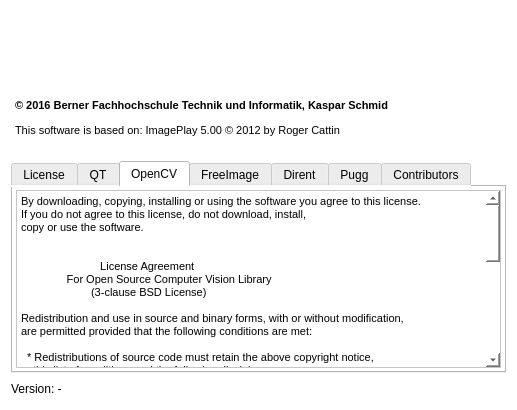
Qt form ImagePlay/ui/AboutWindow.ui (cpvrlab/ImagePlay) before a commit.
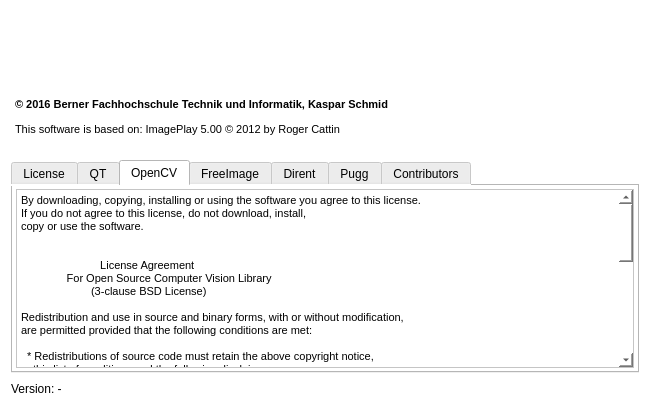
The same form after that commit. The open tabs and pages were chosen to show the change. Icons and pictures are not drawn.

Diff of the .ui file:
```diff
--- a/ImagePlay/ui/AboutWindow.ui
+++ b/ImagePlay/ui/AboutWindow.ui
@@ -6,19 +6,19 @@
    <rect>
     <x>0</x>
     <y>0</y>
-    <width>517</width>
+    <width>650</width>
     <height>410</height>
    </rect>
   </property>
   <property name="minimumSize">
    <size>
-    <width>517</width>
+    <width>650</width>
     <height>410</height>
    </size>
   </property>
   <property name="maximumSize">
    <size>
-    <width>517</width>
+    <width>650</width>
     <height>410</height>
    </size>
   </property>
@@ -33,8 +33,14 @@
     <widget class="QLabel" name="label">
      <property name="minimumSize">
       <size>
-       <width>0</width>
-       <height>78</height>
+       <width>498</width>
+       <height>77</height>
+      </size>
+     </property>
+     <property name="maximumSize">
+      <size>
+       <width>498</width>
+       <height>77</height>
       </size>
      </property>
      <property name="styleSheet">
@@ -63,9 +69,9 @@
       <string>&lt;!DOCTYPE HTML PUBLIC &quot;-//W3C//DTD HTML 4.0//EN&quot; &quot;http://www.w3.org/TR/REC-html40/strict.dtd&quot;&gt;
 &lt;html&gt;&lt;head&gt;&lt;meta name=&quot;qrichtext&quot; content=&quot;1&quot; /&gt;&lt;style type=&quot;text/css&quot;&gt;
 p, li { white-space: pre-wrap; }
-&lt;/style&gt;&lt;/head&gt;&lt;body style=&quot; font-family:'MS Shell Dlg 2'; font-size:8.25pt; font-weight:400; font-style:normal;&quot;&gt;
-&lt;p style=&quot; margin-top:0px; margin-bottom:0px; margin-left:0px; margin-right:0px; -qt-block-indent:0; text-indent:0px;&quot;&gt;&lt;span style=&quot; font-weight:600;&quot;&gt;© 2016 Berner Fachhochschule Technik und Informatik, Kaspar Schmid&lt;/span&gt;&lt;/p&gt;
-&lt;p style=&quot; margin-top:12px; margin-bottom:12px; margin-left:0px; margin-right:0px; -qt-block-indent:0; text-indent:0px;&quot;&gt;This software is based on: ImagePlay 5.00 © 2012 by Roger Cattin&lt;/p&gt;&lt;/body&gt;&lt;/html&gt;</string>
+&lt;/style&gt;&lt;/head&gt;&lt;body style=&quot; font-family:'.SF NS Text'; font-size:13pt; font-weight:400; font-style:normal;&quot;&gt;
+&lt;p style=&quot; margin-top:0px; margin-bottom:0px; margin-left:0px; margin-right:0px; -qt-block-indent:0; text-indent:0px;&quot;&gt;&lt;span style=&quot; font-family:'MS Shell Dlg 2'; font-size:8.25pt; font-weight:600;&quot;&gt;© 2016 Berner Fachhochschule Technik und Informatik, Kaspar Schmid&lt;/span&gt;&lt;/p&gt;
+&lt;p style=&quot; margin-top:12px; margin-bottom:12px; margin-left:0px; margin-right:0px; -qt-block-indent:0; text-indent:0px;&quot;&gt;&lt;span style=&quot; font-family:'MS Shell Dlg 2'; font-size:8.25pt;&quot;&gt;This software is based on: ImagePlay 5.00 © 2012 by Roger Cattin&lt;/span&gt;&lt;/p&gt;&lt;/body&gt;&lt;/html&gt;</string>
      </property>
     </widget>
    </item>
@@ -197,41 +203,41 @@
           <string>&lt;!DOCTYPE HTML PUBLIC &quot;-//W3C//DTD HTML 4.0//EN&quot; &quot;http://www.w3.org/TR/REC-html40/strict.dtd&quot;&gt;
 &lt;html&gt;&lt;head&gt;&lt;meta name=&quot;qrichtext&quot; content=&quot;1&quot; /&gt;&lt;style type=&quot;text/css&quot;&gt;
 p, li { white-space: pre-wrap; }
-&lt;/style&gt;&lt;/head&gt;&lt;body style=&quot; font-family:'MS Shell Dlg 2'; font-size:8.25pt; font-weight:400; font-style:normal;&quot;&gt;
-&lt;p style=&quot; margin-top:0px; margin-bottom:0px; margin-left:0px; margin-right:0px; -qt-block-indent:0; text-indent:0px;&quot;&gt;By downloading, copying, installing or using the software you agree to this license.&lt;/p&gt;
-&lt;p style=&quot; margin-top:0px; margin-bottom:0px; margin-left:0px; margin-right:0px; -qt-block-indent:0; text-indent:0px;&quot;&gt;If you do not agree to this license, do not download, install,&lt;/p&gt;
-&lt;p style=&quot; margin-top:0px; margin-bottom:0px; margin-left:0px; margin-right:0px; -qt-block-indent:0; text-indent:0px;&quot;&gt;copy or use the software.&lt;/p&gt;
-&lt;p style=&quot;-qt-paragraph-type:empty; margin-top:0px; margin-bottom:0px; margin-left:0px; margin-right:0px; -qt-block-indent:0; text-indent:0px;&quot;&gt;&lt;br /&gt;&lt;/p&gt;
-&lt;p style=&quot;-qt-paragraph-type:empty; margin-top:0px; margin-bottom:0px; margin-left:0px; margin-right:0px; -qt-block-indent:0; text-indent:0px;&quot;&gt;&lt;br /&gt;&lt;/p&gt;
-&lt;p style=&quot; margin-top:0px; margin-bottom:0px; margin-left:0px; margin-right:0px; -qt-block-indent:0; text-indent:0px;&quot;&gt;                          License Agreement&lt;/p&gt;
-&lt;p style=&quot; margin-top:0px; margin-bottom:0px; margin-left:0px; margin-right:0px; -qt-block-indent:0; text-indent:0px;&quot;&gt;               For Open Source Computer Vision Library&lt;/p&gt;
-&lt;p style=&quot; margin-top:0px; margin-bottom:0px; margin-left:0px; margin-right:0px; -qt-block-indent:0; text-indent:0px;&quot;&gt;                       (3-clause BSD License)&lt;/p&gt;
-&lt;p style=&quot;-qt-paragraph-type:empty; margin-top:0px; margin-bottom:0px; margin-left:0px; margin-right:0px; -qt-block-indent:0; text-indent:0px;&quot;&gt;&lt;br /&gt;&lt;/p&gt;
-&lt;p style=&quot; margin-top:0px; margin-bottom:0px; margin-left:0px; margin-right:0px; -qt-block-indent:0; text-indent:0px;&quot;&gt;Redistribution and use in source and binary forms, with or without modification,&lt;/p&gt;
-&lt;p style=&quot; margin-top:0px; margin-bottom:0px; margin-left:0px; margin-right:0px; -qt-block-indent:0; text-indent:0px;&quot;&gt;are permitted provided that the following conditions are met:&lt;/p&gt;
-&lt;p style=&quot;-qt-paragraph-type:empty; margin-top:0px; margin-bottom:0px; margin-left:0px; margin-right:0px; -qt-block-indent:0; text-indent:0px;&quot;&gt;&lt;br /&gt;&lt;/p&gt;
-&lt;p style=&quot; margin-top:0px; margin-bottom:0px; margin-left:0px; margin-right:0px; -qt-block-indent:0; text-indent:0px;&quot;&gt;  * Redistributions of source code must retain the above copyright notice,&lt;/p&gt;
-&lt;p style=&quot; margin-top:0px; margin-bottom:0px; margin-left:0px; margin-right:0px; -qt-block-indent:0; text-indent:0px;&quot;&gt;    this list of conditions and the following disclaimer.&lt;/p&gt;
-&lt;p style=&quot;-qt-paragraph-type:empty; margin-top:0px; margin-bottom:0px; margin-left:0px; margin-right:0px; -qt-block-indent:0; text-indent:0px;&quot;&gt;&lt;br /&gt;&lt;/p&gt;
-&lt;p style=&quot; margin-top:0px; margin-bottom:0px; margin-left:0px; margin-right:0px; -qt-block-indent:0; text-indent:0px;&quot;&gt;  * Redistributions in binary form must reproduce the above copyright notice,&lt;/p&gt;
-&lt;p style=&quot; margin-top:0px; margin-bottom:0px; margin-left:0px; margin-right:0px; -qt-block-indent:0; text-indent:0px;&quot;&gt;    this list of conditions and the following disclaimer in the documentation&lt;/p&gt;
-&lt;p style=&quot; margin-top:0px; margin-bottom:0px; margin-left:0px; margin-right:0px; -qt-block-indent:0; text-indent:0px;&quot;&gt;    and/or other materials provided with the distribution.&lt;/p&gt;
-&lt;p style=&quot;-qt-paragraph-type:empty; margin-top:0px; margin-bottom:0px; margin-left:0px; margin-right:0px; -qt-block-indent:0; text-indent:0px;&quot;&gt;&lt;br /&gt;&lt;/p&gt;
-&lt;p style=&quot; margin-top:0px; margin-bottom:0px; margin-left:0px; margin-right:0px; -qt-block-indent:0; text-indent:0px;&quot;&gt;  * Neither the names of the copyright holders nor the names of the contributors&lt;/p&gt;
-&lt;p style=&quot; margin-top:0px; margin-bottom:0px; margin-left:0px; margin-right:0px; -qt-block-indent:0; text-indent:0px;&quot;&gt;    may be used to endorse or promote products derived from this software&lt;/p&gt;
-&lt;p style=&quot; margin-top:0px; margin-bottom:0px; margin-left:0px; margin-right:0px; -qt-block-indent:0; text-indent:0px;&quot;&gt;    without specific prior written permission.&lt;/p&gt;
-&lt;p style=&quot;-qt-paragraph-type:empty; margin-top:0px; margin-bottom:0px; margin-left:0px; margin-right:0px; -qt-block-indent:0; text-indent:0px;&quot;&gt;&lt;br /&gt;&lt;/p&gt;
-&lt;p style=&quot; margin-top:0px; margin-bottom:0px; margin-left:0px; margin-right:0px; -qt-block-indent:0; text-indent:0px;&quot;&gt;This software is provided by the copyright holders and contributors &amp;quot;as is&amp;quot; and&lt;/p&gt;
-&lt;p style=&quot; margin-top:0px; margin-bottom:0px; margin-left:0px; margin-right:0px; -qt-block-indent:0; text-indent:0px;&quot;&gt;any express or implied warranties, including, but not limited to, the implied&lt;/p&gt;
-&lt;p style=&quot; margin-top:0px; margin-bottom:0px; margin-left:0px; margin-right:0px; -qt-block-indent:0; text-indent:0px;&quot;&gt;warranties of merchantability and fitness for a particular purpose are disclaimed.&lt;/p&gt;
-&lt;p style=&quot; margin-top:0px; margin-bottom:0px; margin-left:0px; margin-right:0px; -qt-block-indent:0; text-indent:0px;&quot;&gt;In no event shall copyright holders or contributors be liable for any direct,&lt;/p&gt;
-&lt;p style=&quot; margin-top:0px; margin-bottom:0px; margin-left:0px; margin-right:0px; -qt-block-indent:0; text-indent:0px;&quot;&gt;indirect, incidental, special, exemplary, or consequential damages&lt;/p&gt;
-&lt;p style=&quot; margin-top:0px; margin-bottom:0px; margin-left:0px; margin-right:0px; -qt-block-indent:0; text-indent:0px;&quot;&gt;(including, but not limited to, procurement of substitute goods or services;&lt;/p&gt;
-&lt;p style=&quot; margin-top:0px; margin-bottom:0px; margin-left:0px; margin-right:0px; -qt-block-indent:0; text-indent:0px;&quot;&gt;loss of use, data, or profits; or business interruption) however caused&lt;/p&gt;
-&lt;p style=&quot; margin-top:0px; margin-bottom:0px; margin-left:0px; margin-right:0px; -qt-block-indent:0; text-indent:0px;&quot;&gt;and on any theory of liability, whether in contract, strict liability,&lt;/p&gt;
-&lt;p style=&quot; margin-top:0px; margin-bottom:0px; margin-left:0px; margin-right:0px; -qt-block-indent:0; text-indent:0px;&quot;&gt;or tort (including negligence or otherwise) arising in any way out of&lt;/p&gt;
-&lt;p style=&quot; margin-top:0px; margin-bottom:0px; margin-left:0px; margin-right:0px; -qt-block-indent:0; text-indent:0px;&quot;&gt;the use of this software, even if advised of the possibility of such damage.&lt;/p&gt;
-&lt;p style=&quot;-qt-paragraph-type:empty; margin-top:0px; margin-bottom:0px; margin-left:0px; margin-right:0px; -qt-block-indent:0; text-indent:0px;&quot;&gt;&lt;br /&gt;&lt;/p&gt;&lt;/body&gt;&lt;/html&gt;</string>
+&lt;/style&gt;&lt;/head&gt;&lt;body style=&quot; font-family:'.SF NS Text'; font-size:13pt; font-weight:400; font-style:normal;&quot;&gt;
+&lt;p style=&quot; margin-top:0px; margin-bottom:0px; margin-left:0px; margin-right:0px; -qt-block-indent:0; text-indent:0px;&quot;&gt;&lt;span style=&quot; font-family:'MS Shell Dlg 2'; font-size:8.25pt;&quot;&gt;By downloading, copying, installing or using the software you agree to this license.&lt;/span&gt;&lt;/p&gt;
+&lt;p style=&quot; margin-top:0px; margin-bottom:0px; margin-left:0px; margin-right:0px; -qt-block-indent:0; text-indent:0px;&quot;&gt;&lt;span style=&quot; font-family:'MS Shell Dlg 2'; font-size:8.25pt;&quot;&gt;If you do not agree to this license, do not download, install,&lt;/span&gt;&lt;/p&gt;
+&lt;p style=&quot; margin-top:0px; margin-bottom:0px; margin-left:0px; margin-right:0px; -qt-block-indent:0; text-indent:0px;&quot;&gt;&lt;span style=&quot; font-family:'MS Shell Dlg 2'; font-size:8.25pt;&quot;&gt;copy or use the software.&lt;/span&gt;&lt;/p&gt;
+&lt;p style=&quot;-qt-paragraph-type:empty; margin-top:0px; margin-bottom:0px; margin-left:0px; margin-right:0px; -qt-block-indent:0; text-indent:0px; font-family:'MS Shell Dlg 2'; font-size:8.25pt;&quot;&gt;&lt;br /&gt;&lt;/p&gt;
+&lt;p style=&quot;-qt-paragraph-type:empty; margin-top:0px; margin-bottom:0px; margin-left:0px; margin-right:0px; -qt-block-indent:0; text-indent:0px; font-family:'MS Shell Dlg 2'; font-size:8.25pt;&quot;&gt;&lt;br /&gt;&lt;/p&gt;
+&lt;p style=&quot; margin-top:0px; margin-bottom:0px; margin-left:0px; margin-right:0px; -qt-block-indent:0; text-indent:0px;&quot;&gt;&lt;span style=&quot; font-family:'MS Shell Dlg 2'; font-size:8.25pt;&quot;&gt;                          License Agreement&lt;/span&gt;&lt;/p&gt;
+&lt;p style=&quot; margin-top:0px; margin-bottom:0px; margin-left:0px; margin-right:0px; -qt-block-indent:0; text-indent:0px;&quot;&gt;&lt;span style=&quot; font-family:'MS Shell Dlg 2'; font-size:8.25pt;&quot;&gt;               For Open Source Computer Vision Library&lt;/span&gt;&lt;/p&gt;
+&lt;p style=&quot; margin-top:0px; margin-bottom:0px; margin-left:0px; margin-right:0px; -qt-block-indent:0; text-indent:0px;&quot;&gt;&lt;span style=&quot; font-family:'MS Shell Dlg 2'; font-size:8.25pt;&quot;&gt;                       (3-clause BSD License)&lt;/span&gt;&lt;/p&gt;
+&lt;p style=&quot;-qt-paragraph-type:empty; margin-top:0px; margin-bottom:0px; margin-left:0px; margin-right:0px; -qt-block-indent:0; text-indent:0px; font-family:'MS Shell Dlg 2'; font-size:8.25pt;&quot;&gt;&lt;br /&gt;&lt;/p&gt;
+&lt;p style=&quot; margin-top:0px; margin-bottom:0px; margin-left:0px; margin-right:0px; -qt-block-indent:0; text-indent:0px;&quot;&gt;&lt;span style=&quot; font-family:'MS Shell Dlg 2'; font-size:8.25pt;&quot;&gt;Redistribution and use in source and binary forms, with or without modification,&lt;/span&gt;&lt;/p&gt;
+&lt;p style=&quot; margin-top:0px; margin-bottom:0px; margin-left:0px; margin-right:0px; -qt-block-indent:0; text-indent:0px;&quot;&gt;&lt;span style=&quot; font-family:'MS Shell Dlg 2'; font-size:8.25pt;&quot;&gt;are permitted provided that the following conditions are met:&lt;/span&gt;&lt;/p&gt;
+&lt;p style=&quot;-qt-paragraph-type:empty; margin-top:0px; margin-bottom:0px; margin-left:0px; margin-right:0px; -qt-block-indent:0; text-indent:0px; font-family:'MS Shell Dlg 2'; font-size:8.25pt;&quot;&gt;&lt;br /&gt;&lt;/p&gt;
+&lt;p style=&quot; margin-top:0px; margin-bottom:0px; margin-left:0px; margin-right:0px; -qt-block-indent:0; text-indent:0px;&quot;&gt;&lt;span style=&quot; font-family:'MS Shell Dlg 2'; font-size:8.25pt;&quot;&gt;  * Redistributions of source code must retain the above copyright notice,&lt;/span&gt;&lt;/p&gt;
+&lt;p style=&quot; margin-top:0px; margin-bottom:0px; margin-left:0px; margin-right:0px; -qt-block-indent:0; text-indent:0px;&quot;&gt;&lt;span style=&quot; font-family:'MS Shell Dlg 2'; font-size:8.25pt;&quot;&gt;    this list of conditions and the following disclaimer.&lt;/span&gt;&lt;/p&gt;
+&lt;p style=&quot;-qt-paragraph-type:empty; margin-top:0px; margin-bottom:0px; margin-left:0px; margin-right:0px; -qt-block-indent:0; text-indent:0px; font-family:'MS Shell Dlg 2'; font-size:8.25pt;&quot;&gt;&lt;br /&gt;&lt;/p&gt;
+&lt;p style=&quot; margin-top:0px; margin-bottom:0px; margin-left:0px; margin-right:0px; -qt-block-indent:0; text-indent:0px;&quot;&gt;&lt;span style=&quot; font-family:'MS Shell Dlg 2'; font-size:8.25pt;&quot;&gt;  * Redistributions in binary form must reproduce the above copyright notice,&lt;/span&gt;&lt;/p&gt;
+&lt;p style=&quot; margin-top:0px; margin-bottom:0px; margin-left:0px; margin-right:0px; -qt-block-indent:0; text-indent:0px;&quot;&gt;&lt;span style=&quot; font-family:'MS Shell Dlg 2'; font-size:8.25pt;&quot;&gt;    this list of conditions and the following disclaimer in the documentation&lt;/span&gt;&lt;/p&gt;
+&lt;p style=&quot; margin-top:0px; margin-bottom:0px; margin-left:0px; margin-right:0px; -qt-block-indent:0; text-indent:0px;&quot;&gt;&lt;span style=&quot; font-family:'MS Shell Dlg 2'; font-size:8.25pt;&quot;&gt;    and/or other materials provided with the distribution.&lt;/span&gt;&lt;/p&gt;
+&lt;p style=&quot;-qt-paragraph-type:empty; margin-top:0px; margin-bottom:0px; margin-left:0px; margin-right:0px; -qt-block-indent:0; text-indent:0px; font-family:'MS Shell Dlg 2'; font-size:8.25pt;&quot;&gt;&lt;br /&gt;&lt;/p&gt;
+&lt;p style=&quot; margin-top:0px; margin-bottom:0px; margin-left:0px; margin-right:0px; -qt-block-indent:0; text-indent:0px;&quot;&gt;&lt;span style=&quot; font-family:'MS Shell Dlg 2'; font-size:8.25pt;&quot;&gt;  * Neither the names of the copyright holders nor the names of the contributors&lt;/span&gt;&lt;/p&gt;
+&lt;p style=&quot; margin-top:0px; margin-bottom:0px; margin-left:0px; margin-right:0px; -qt-block-indent:0; text-indent:0px;&quot;&gt;&lt;span style=&quot; font-family:'MS Shell Dlg 2'; font-size:8.25pt;&quot;&gt;    may be used to endorse or promote products derived from this software&lt;/span&gt;&lt;/p&gt;
+&lt;p style=&quot; margin-top:0px; margin-bottom:0px; margin-left:0px; margin-right:0px; -qt-block-indent:0; text-indent:0px;&quot;&gt;&lt;span style=&quot; font-family:'MS Shell Dlg 2'; font-size:8.25pt;&quot;&gt;    without specific prior written permission.&lt;/span&gt;&lt;/p&gt;
+&lt;p style=&quot;-qt-paragraph-type:empty; margin-top:0px; margin-bottom:0px; margin-left:0px; margin-right:0px; -qt-block-indent:0; text-indent:0px; font-family:'MS Shell Dlg 2'; font-size:8.25pt;&quot;&gt;&lt;br /&gt;&lt;/p&gt;
+&lt;p style=&quot; margin-top:0px; margin-bottom:0px; margin-left:0px; margin-right:0px; -qt-block-indent:0; text-indent:0px;&quot;&gt;&lt;span style=&quot; font-family:'MS Shell Dlg 2'; font-size:8.25pt;&quot;&gt;This software is provided by the copyright holders and contributors &amp;quot;as is&amp;quot; and&lt;/span&gt;&lt;/p&gt;
+&lt;p style=&quot; margin-top:0px; margin-bottom:0px; margin-left:0px; margin-right:0px; -qt-block-indent:0; text-indent:0px;&quot;&gt;&lt;span style=&quot; font-family:'MS Shell Dlg 2'; font-size:8.25pt;&quot;&gt;any express or implied warranties, including, but not limited to, the implied&lt;/span&gt;&lt;/p&gt;
+&lt;p style=&quot; margin-top:0px; margin-bottom:0px; margin-left:0px; margin-right:0px; -qt-block-indent:0; text-indent:0px;&quot;&gt;&lt;span style=&quot; font-family:'MS Shell Dlg 2'; font-size:8.25pt;&quot;&gt;warranties of merchantability and fitness for a particular purpose are disclaimed.&lt;/span&gt;&lt;/p&gt;
+&lt;p style=&quot; margin-top:0px; margin-bottom:0px; margin-left:0px; margin-right:0px; -qt-block-indent:0; text-indent:0px;&quot;&gt;&lt;span style=&quot; font-family:'MS Shell Dlg 2'; font-size:8.25pt;&quot;&gt;In no event shall copyright holders or contributors be liable for any direct,&lt;/span&gt;&lt;/p&gt;
+&lt;p style=&quot; margin-top:0px; margin-bottom:0px; margin-left:0px; margin-right:0px; -qt-block-indent:0; text-indent:0px;&quot;&gt;&lt;span style=&quot; font-family:'MS Shell Dlg 2'; font-size:8.25pt;&quot;&gt;indirect, incidental, special, exemplary, or consequential damages&lt;/span&gt;&lt;/p&gt;
+&lt;p style=&quot; margin-top:0px; margin-bottom:0px; margin-left:0px; margin-right:0px; -qt-block-indent:0; text-indent:0px;&quot;&gt;&lt;span style=&quot; font-family:'MS Shell Dlg 2'; font-size:8.25pt;&quot;&gt;(including, but not limited to, procurement of substitute goods or services;&lt;/span&gt;&lt;/p&gt;
+&lt;p style=&quot; margin-top:0px; margin-bottom:0px; margin-left:0px; margin-right:0px; -qt-block-indent:0; text-indent:0px;&quot;&gt;&lt;span style=&quot; font-family:'MS Shell Dlg 2'; font-size:8.25pt;&quot;&gt;loss of use, data, or profits; or business interruption) however caused&lt;/span&gt;&lt;/p&gt;
+&lt;p style=&quot; margin-top:0px; margin-bottom:0px; margin-left:0px; margin-right:0px; -qt-block-indent:0; text-indent:0px;&quot;&gt;&lt;span style=&quot; font-family:'MS Shell Dlg 2'; font-size:8.25pt;&quot;&gt;and on any theory of liability, whether in contract, strict liability,&lt;/span&gt;&lt;/p&gt;
+&lt;p style=&quot; margin-top:0px; margin-bottom:0px; margin-left:0px; margin-right:0px; -qt-block-indent:0; text-indent:0px;&quot;&gt;&lt;span style=&quot; font-family:'MS Shell Dlg 2'; font-size:8.25pt;&quot;&gt;or tort (including negligence or otherwise) arising in any way out of&lt;/span&gt;&lt;/p&gt;
+&lt;p style=&quot; margin-top:0px; margin-bottom:0px; margin-left:0px; margin-right:0px; -qt-block-indent:0; text-indent:0px;&quot;&gt;&lt;span style=&quot; font-family:'MS Shell Dlg 2'; font-size:8.25pt;&quot;&gt;the use of this software, even if advised of the possibility of such damage.&lt;/span&gt;&lt;/p&gt;
+&lt;p style=&quot;-qt-paragraph-type:empty; margin-top:0px; margin-bottom:0px; margin-left:0px; margin-right:0px; -qt-block-indent:0; text-indent:0px; font-family:'MS Shell Dlg 2'; font-size:8.25pt;&quot;&gt;&lt;br /&gt;&lt;/p&gt;&lt;/body&gt;&lt;/html&gt;</string>
          </property>
         </widget>
        </item>
```
Left out of the diff: 148 changed lines with no effect on the pictures.
